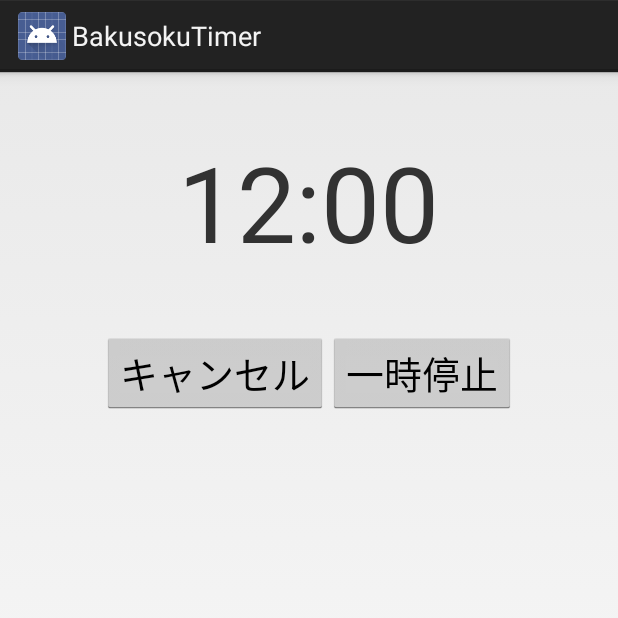
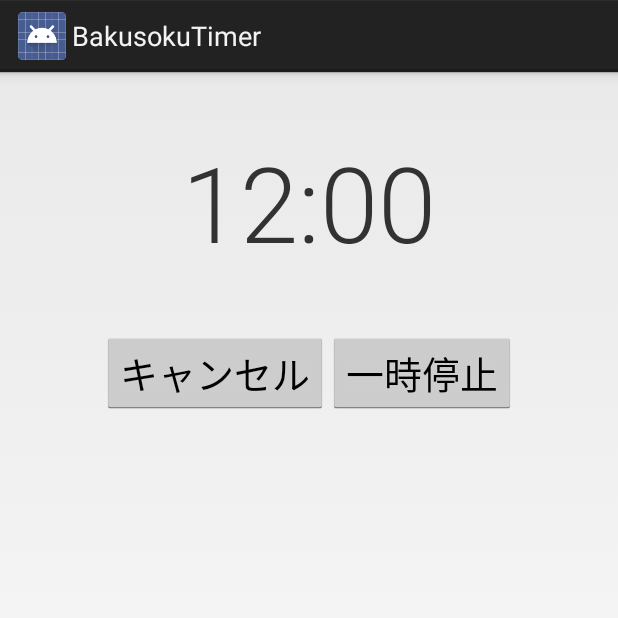
Before and after one commit to shoma2da/android-Timer, an Android app: the CountdownActivity screen opened directly, with no data from a screen before it, on a phone screen of 412 x 824 dp, the top half of it. Run offline under Robolectric (Android 15) with nearby library versions, the phone set to English and light mode, and no system bars; 12 statements that could not run were skipped.

Commit message:
カウントダウン画面でのフォントを変更

```diff
--- a/app/src/main/res/layout/activity_countdown.xml
+++ b/app/src/main/res/layout/activity_countdown.xml
@@ -14,6 +14,7 @@
         android:layout_centerHorizontal="true"
         android:layout_marginTop="40dip"
         android:layout_marginBottom="40dip"
+        android:fontFamily="sans-serif-light"
         />
 
     <LinearLayout
@@ -29,6 +30,7 @@
             android:layout_height="wrap_content"
             android:text="@string/stop"
             android:textSize="25sp"
+            android:fontFamily="sans-serif-light"
             />
         <Button
             android:id="@+id/pauseButton"
@@ -36,6 +38,7 @@
             android:layout_height="wrap_content"
             android:text="@string/pause"
             android:textSize="25sp"
+            android:fontFamily="sans-serif-light"
             />
     </LinearLayout>
 
```
